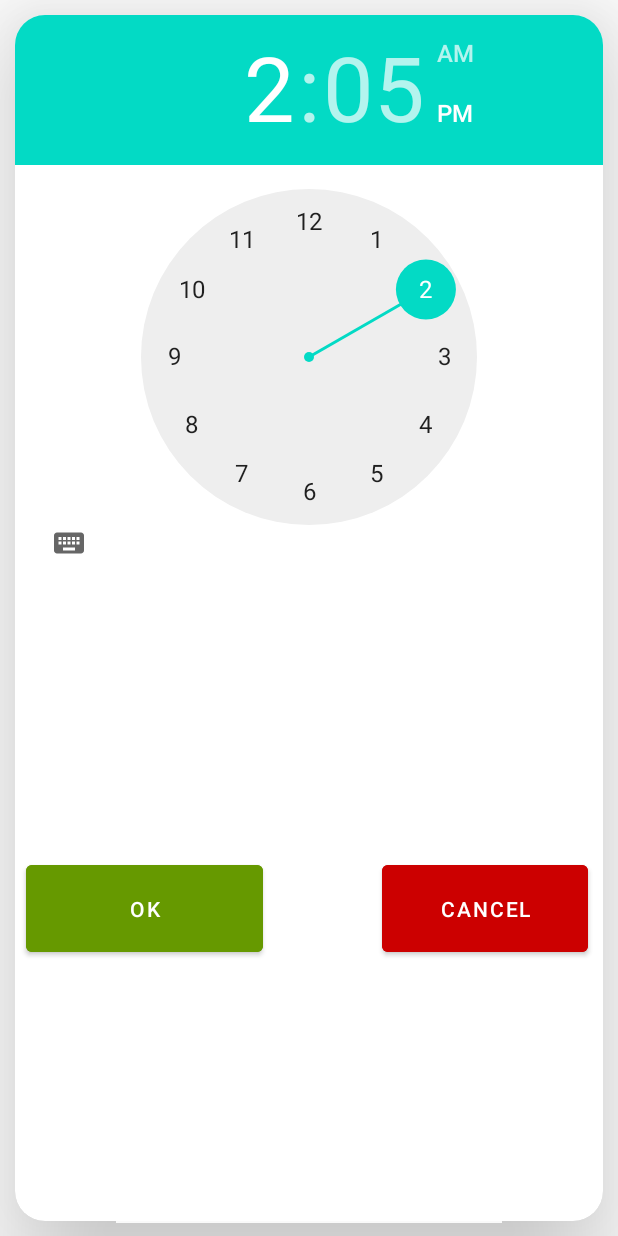
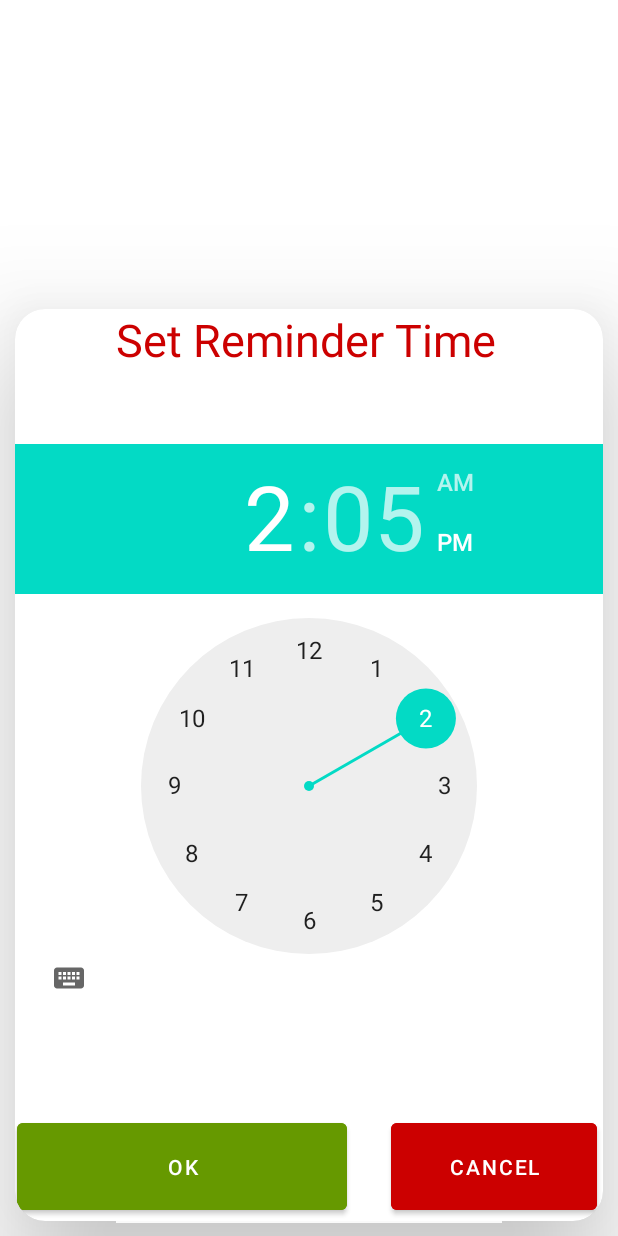
Before and after one commit to Khalid511/ponjika, an Android app: the layout popup_card_window_time.xml on its own in the app's theme, with its tools: preview values and no code run, on a phone screen of 412 x 824 dp. Run offline under Robolectric (Android 15) with nearby library versions, the phone set to English and light mode, and no system bars.

Commit message:
change position of ok button and cancel button

```diff
--- a/app/src/main/res/layout/popup_card_window_time.xml
+++ b/app/src/main/res/layout/popup_card_window_time.xml
@@ -7,7 +7,7 @@
 
     <androidx.cardview.widget.CardView
         android:layout_width="match_parent"
-        android:layout_height="match_parent"
+        android:layout_height="wrap_content"
         app:cardElevation="50dp"
         app:cardCornerRadius="20dp"
         android:layout_margin="10dp"
@@ -15,17 +15,18 @@
 
         <RelativeLayout
             android:layout_width="match_parent"
-            android:layout_height="match_parent"
+            android:layout_height="608dp"
 
             >
 
             <TextView
-                android:id="@+id/textView2"
+                android:id="@+id/clicked_time"
                 android:layout_width="296dp"
                 android:layout_height="45dp"
+
                 android:layout_alignParentEnd="true"
-                android:layout_marginEnd="27dp"
-                android:layout_marginBottom="89dp"
+                android:layout_marginEnd="50dp"
+                android:layout_marginBottom="86dp"
                 android:backgroundTint="@color/light_gray"
                 android:text="Set Reminder Time"
                 android:textAlignment="center"
@@ -34,21 +35,24 @@
 
             <TimePicker
                 android:layout_width="match_parent"
-                android:layout_height="363dp"
-                android:layout_above="@+id/button3"
-                android:layout_marginBottom="101dp">
+                android:layout_height="364dp"
+
+                android:layout_above="@+id/ok_button"
+                android:layout_below="@+id/clicked_time"
+                android:layout_marginTop="-41dp"
+                android:layout_marginBottom="75dp">
 
             </TimePicker>
 
             <Button
                 android:id="@+id/ok_button"
-                android:layout_width="161dp"
+                android:layout_width="220dp"
                 android:layout_height="70dp"
                 android:layout_alignParentStart="true"
                 android:layout_alignParentBottom="true"
-                android:layout_marginStart="7dp"
-                android:layout_marginEnd="79dp"
-                android:layout_marginBottom="173dp"
+                android:layout_marginStart="1dp"
+                android:layout_marginEnd="29dp"
+                android:layout_marginBottom="1dp"
                 android:layout_toStartOf="@+id/cancel_button"
                 android:backgroundTint="@android:color/holo_green_dark"
                 android:text="Ok" />
@@ -59,8 +63,8 @@
                 android:layout_height="70dp"
                 android:layout_alignParentEnd="true"
                 android:layout_alignParentBottom="true"
-                android:layout_marginEnd="10dp"
-                android:layout_marginBottom="173dp"
+                android:layout_marginEnd="4dp"
+                android:layout_marginBottom="1dp"
                 android:backgroundTint="@android:color/holo_red_dark"
                 android:text="Cancel" />
 
```
